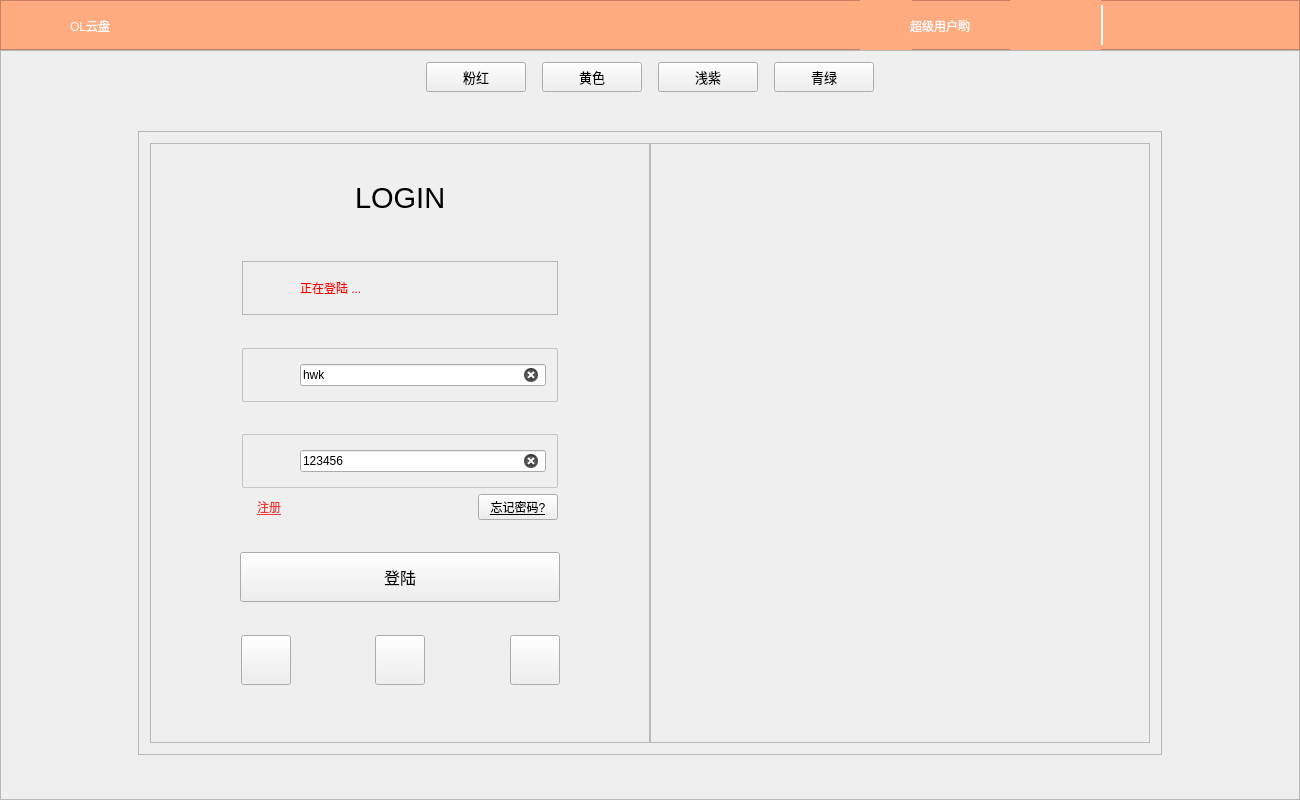
1727370054/OrionLink, file src/disk_client_gui/login_gui.ui: the form before one commit.
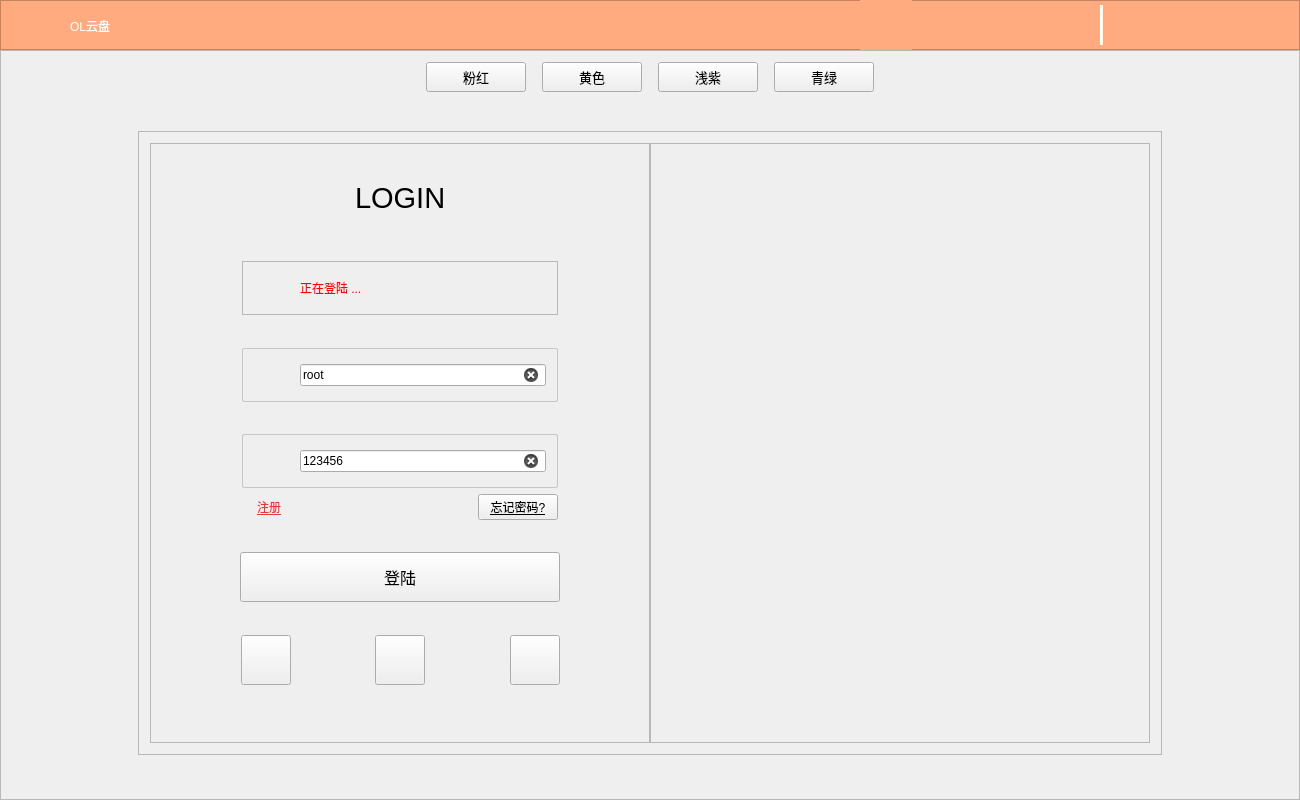
The form after the commit. Icons and pictures are not drawn.

Commit message: feature/ 1.完成了磁盘和用户空间的显示 2.完成了上传微服务(发送和接收文件片、文件上传进度条显示)

What changed in the file:
```diff
--- a/src/disk_client_gui/login_gui.ui
+++ b/src/disk_client_gui/login_gui.ui
@@ -202,42 +202,6 @@
        <string notr="true">background-color: rgb(255, 255, 255);</string>
       </property>
      </widget>
-     <widget class="QLabel" name="nickname&#10;">
-      <property name="geometry">
-       <rect>
-        <x>910</x>
-        <y>15</y>
-        <width>81</width>
-        <height>21</height>
-       </rect>
-      </property>
-      <property name="styleSheet">
-       <string notr="true">font: 10pt &quot;黑体&quot;;
-color: rgb(255, 255, 255);</string>
-      </property>
-      <property name="text">
-       <string>超级用户哟</string>
-      </property>
-     </widget>
-     <widget class="QLabel" name="svip">
-      <property name="geometry">
-       <rect>
-        <x>1010</x>
-        <y>0</y>
-        <width>91</width>
-        <height>51</height>
-       </rect>
-      </property>
-      <property name="text">
-       <string/>
-      </property>
-      <property name="pixmap">
-       <pixmap resource="pic.qrc">:/res/pic/ToastSVipBg.png</pixmap>
-      </property>
-      <property name="scaledContents">
-       <bool>true</bool>
-      </property>
-     </widget>
     </widget>
    </item>
    <item row="2" column="0">
@@ -627,7 +591,7 @@
                               <string notr="true"/>
                              </property>
                              <property name="text">
-                              <string>hwk</string>
+                              <string>root</string>
                              </property>
                              <property name="placeholderText">
                               <string/>
```
Left out of the diff: 2 changed lines with no effect on the pictures. The commit also changes 50 other files.
